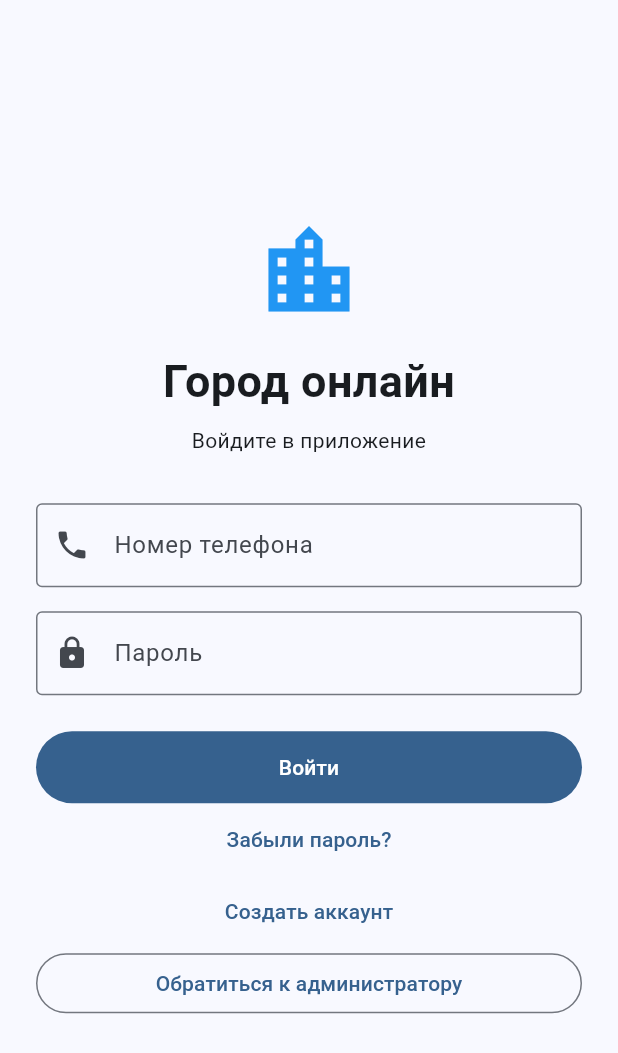
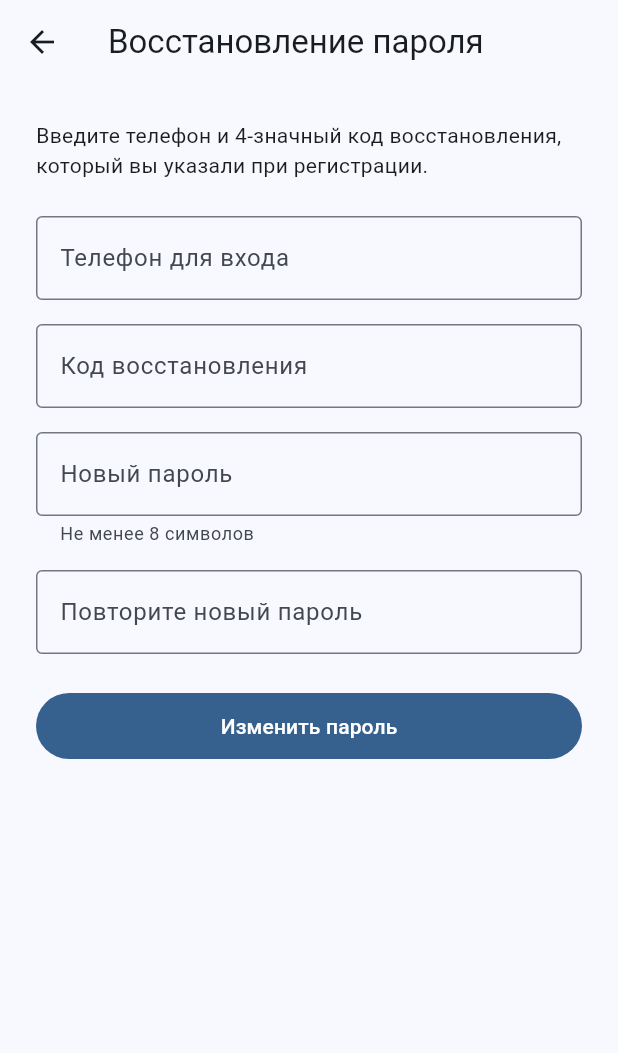
Before and after one commit to Vloizar/gorod-online, a Flutter app: the screen it shows after launch, after a tap on "Забыли пароль?", on a phone screen of 412 x 824 dp. Shown: the top 1053 px of the screen. Run offline on Flutter 3.47's test engine with Material 3 defaults, Android fonts, the phone set to English and light mode, and no system bars; our stand-ins replace flutter_secure_storage.

Commit message:
Connect password recovery screen

```diff
--- a/gorod_online_SDK/gorod_online/lib/main.dart
+++ b/gorod_online_SDK/gorod_online/lib/main.dart
@@ -1,6 +1,7 @@
 import 'package:flutter/material.dart';
 
 import 'auth_service.dart';
+import 'password_reset_page.dart';
 import 'profile_page.dart';
 import 'registration_page.dart';
 
@@ -139,7 +140,22 @@ class _LoginPageState extends State<LoginPage> {
                     ),
                   ),
                   TextButton(
-                    onPressed: () {},
+                    onPressed: loading
+                        ? null
+                        : () async {
+                            final changed = await Navigator.of(context)
+                                .push<bool>(
+                                  MaterialPageRoute(
+                                    builder: (_) =>
+                                        PasswordResetPage(authService: auth),
+                                  ),
+                                );
+                            if (mounted && changed == true) {
+                              showMessage(
+                                'Пароль изменён. Войдите с новым паролем',
+                              );
+                            }
+                          },
                     child: const Text('Забыли пароль?'),
                   ),
                   TextButton(
--- /dev/null
+++ b/gorod_online_SDK/gorod_online/lib/password_reset_page.dart
@@ -0,0 +1,157 @@
+import 'package:flutter/material.dart';
+import 'package:flutter/services.dart';
+
+import 'auth_service.dart';
+import 'registration_page.dart' show RussianPhoneFormatter;
+
+class PasswordResetPage extends StatefulWidget {
+  const PasswordResetPage({super.key, required this.authService});
+
+  final AuthService authService;
+
+  @override
+  State<PasswordResetPage> createState() => _PasswordResetPageState();
+}
+
+class _PasswordResetPageState extends State<PasswordResetPage> {
+  final phoneController = TextEditingController();
+  final recoveryCodeController = TextEditingController();
+  final passwordController = TextEditingController();
+  final passwordConfirmationController = TextEditingController();
+  bool submitting = false;
+
+  @override
+  void dispose() {
+    phoneController.dispose();
+    recoveryCodeController.dispose();
+    passwordController.dispose();
+    passwordConfirmationController.dispose();
+    super.dispose();
+  }
+
+  Future<void> resetPassword() async {
+    if (submitting) return;
+    final phoneDigits = phoneController.text.replaceAll(RegExp(r'\D'), '');
+    if (phoneDigits.length != 10 ||
+        recoveryCodeController.text.length != 4 ||
+        passwordController.text.length < 8 ||
+        passwordController.text != passwordConfirmationController.text) {
+      showMessage('Проверьте телефон, код и пароль');
+      return;
+    }
+
+    setState(() => submitting = true);
+    try {
+      await widget.authService.resetPassword(
+        phone: '+7$phoneDigits',
+        recoveryCode: recoveryCodeController.text,
+        password: passwordController.text,
+      );
+      if (!mounted) return;
+      await showDialog<void>(
+        context: context,
+        builder: (context) => AlertDialog(
+          title: const Text('Пароль изменён'),
+          content: const Text('Теперь войдите с новым паролем.'),
+          actions: [
+            FilledButton(
+              onPressed: () => Navigator.pop(context),
+              child: const Text('Понятно'),
+            ),
+          ],
+        ),
+      );
+      if (mounted) Navigator.of(context).pop(true);
+    } on LoginException catch (error) {
+      if (mounted) showMessage(error.message);
+    } catch (_) {
+      if (mounted)
+        showMessage('Не удалось изменить пароль. Попробуйте ещё раз');
+    } finally {
+      if (mounted) setState(() => submitting = false);
+    }
+  }
+
+  void showMessage(String value) {
+    ScaffoldMessenger.of(context)
+      ..hideCurrentSnackBar()
+      ..showSnackBar(SnackBar(content: Text(value)));
+  }
+
+  @override
+  Widget build(BuildContext context) => Scaffold(
+    appBar: AppBar(title: const Text('Восстановление пароля')),
+    body: SafeArea(
+      child: ListView(
+        padding: const EdgeInsets.all(24),
+        children: [
+          const Text(
+            'Введите телефон и 4-значный код восстановления, '
+            'который вы указали при регистрации.',
+          ),
+          const SizedBox(height: 24),
+          TextField(
+            controller: phoneController,
+            enabled: !submitting,
+            keyboardType: TextInputType.phone,
+            inputFormatters: [RussianPhoneFormatter()],
+            decoration: const InputDecoration(
+              labelText: 'Телефон для входа',
+              prefixText: '+7 ',
+              border: OutlineInputBorder(),
+            ),
+          ),
+          const SizedBox(height: 16),
+          TextField(
+            controller: recoveryCodeController,
+            enabled: !submitting,
+            keyboardType: TextInputType.number,
+            obscureText: true,
+            maxLength: 4,
+            inputFormatters: [FilteringTextInputFormatter.digitsOnly],
+            decoration: const InputDecoration(
+              labelText: 'Код восстановления',
+              counterText: '',
+              border: OutlineInputBorder(),
+            ),
+          ),
+          const SizedBox(height: 16),
+          TextField(
+            controller: passwordController,
+            enabled: !submitting,
+            obscureText: true,
+            decoration: const InputDecoration(
+              labelText: 'Новый пароль',
+              helperText: 'Не менее 8 символов',
+              border: OutlineInputBorder(),
+            ),
+          ),
+          const SizedBox(height: 16),
+          TextField(
+            controller: passwordConfirmationController,
+            enabled: !submitting,
+            obscureText: true,
+            decoration: const InputDecoration(
+              labelText: 'Повторите новый пароль',
+              border: OutlineInputBorder(),
+            ),
+          ),
+          const SizedBox(height: 24),
+          FilledButton(
+            onPressed: submitting ? null : resetPassword,
+            child: Padding(
+              padding: const EdgeInsets.all(12),
+              child: submitting
+                  ? const SizedBox(
+                      width: 20,
+                      height: 20,
+                      child: CircularProgressIndicator(strokeWidth: 2),
+                    )
+                  : const Text('Изменить пароль'),
+            ),
+          ),
+        ],
+      ),
+    ),
+  );
+}
```
Also changed, not shown: gorod_online_SDK/gorod_online/lib/auth_service.dart (+46 -0 lines), 2 other files.
